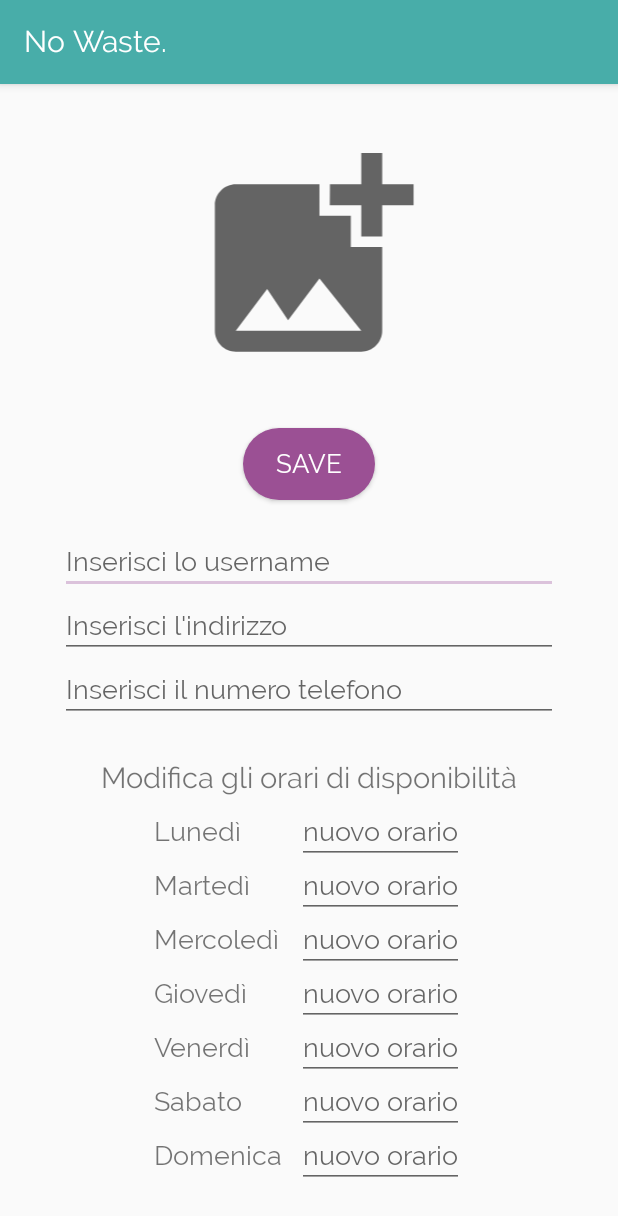
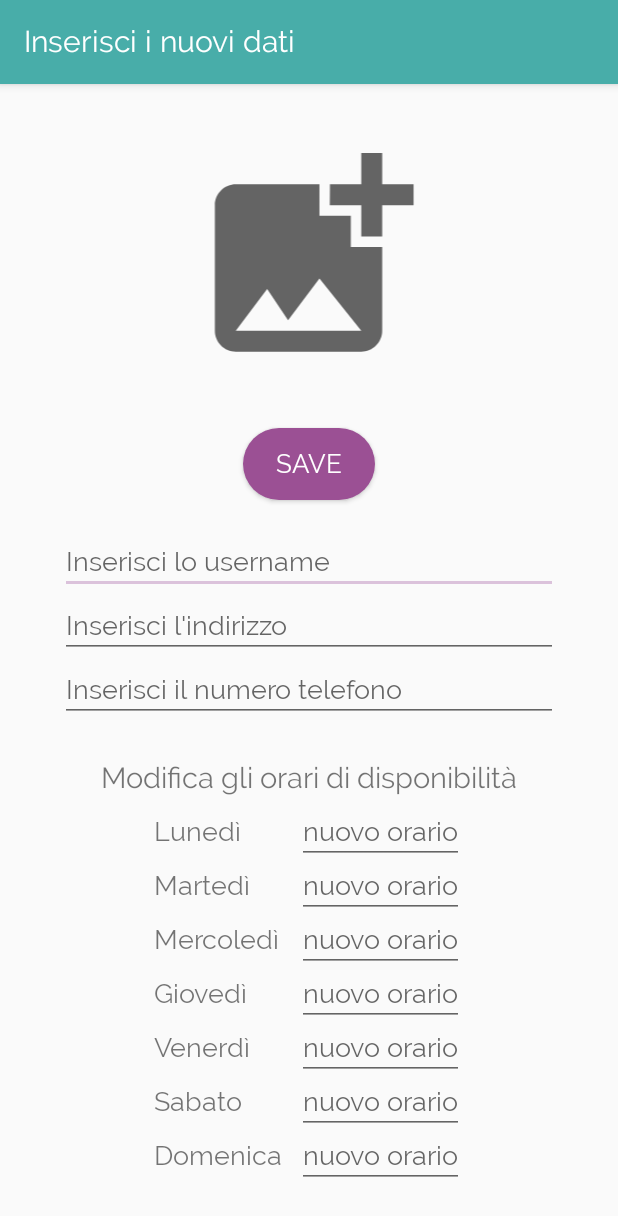
Before and after one commit to Turrett/Progetto_OOP, an Android app: the ModifyUserInfo screen opened directly, with no data from a screen before it, on a phone screen of 412 x 824 dp. Shown: the top 1216 px of the screen. Run offline under Robolectric (Android 15) with nearby library versions, the phone set to English and light mode, and no system bars; our stand-ins replace Firebase (no records; nobody signed in at launch, a user with empty details on screens opened directly); pictures from the network do not load.

Commit message:
la mia vita è super interessante che ho corretto i warinings delle stringhe yo bella lì

```diff
--- a/Android_OOP/app/src/main/java/com/example/progettooop/ui/advertisement/AddAdvFragment.java
+++ b/Android_OOP/app/src/main/java/com/example/progettooop/ui/advertisement/AddAdvFragment.java
@@ -2,18 +2,14 @@ package com.example.progettooop.ui.advertisement;
 
 import android.os.Bundle;
 import android.util.Log;
-import android.view.LayoutInflater;
 import android.view.View;
-import android.view.ViewGroup;
 import android.widget.Button;
 import android.widget.EditText;
 import android.widget.ProgressBar;
 import android.widget.Toast;
 import androidx.annotation.NonNull;
 import androidx.appcompat.app.AppCompatActivity;
-import androidx.fragment.app.Fragment;
 import androidx.lifecycle.ViewModelProvider;
-import androidx.navigation.NavController;
 import com.example.progettooop.R;
 import com.example.progettooop.ui.Objects.Product;
 import com.google.android.gms.tasks.OnFailureListener;
@@ -43,6 +39,7 @@ public class AddAdvFragment extends AppCompatActivity implements View.OnClickLis
         addadvViewModel = new ViewModelProvider(this).get(AddAdvViewModel.class);
         View root = getLayoutInflater().inflate(R.layout.fragment_addadv,null);
         setContentView(root);
+        setTitle("Inserimento nuovo articolo");
         name = root.findViewById(R.id.addv_name);
         quantity = root.findViewById(R.id.addv_qty);
         expiration = root.findViewById(R.id.addv_expiration);
--- a/Android_OOP/app/src/main/java/com/example/progettooop/ui/dashboard/ActiveAdvertisement.java
+++ b/Android_OOP/app/src/main/java/com/example/progettooop/ui/dashboard/ActiveAdvertisement.java
@@ -13,10 +13,8 @@ import androidx.recyclerview.widget.LinearLayoutManager;
 import androidx.recyclerview.widget.RecyclerView;
 import com.example.progettooop.R;
 import com.example.progettooop.ui.Objects.DashProduct;
-import com.example.progettooop.ui.SignUp;
 import com.example.progettooop.ui.advertisement.AddAdvFragment;
 import com.example.progettooop.ui.recycleViewAdapters.CardAdapter;
-import com.example.progettooop.ui.user.ModifyUserInfo;
 import com.google.android.gms.tasks.OnCompleteListener;
 import com.google.android.gms.tasks.OnFailureListener;
 import com.google.android.gms.tasks.Task;
--- a/Android_OOP/app/src/main/java/com/example/progettooop/ui/dashboard/DashboardFragment.java
+++ b/Android_OOP/app/src/main/java/com/example/progettooop/ui/dashboard/DashboardFragment.java
@@ -4,13 +4,11 @@ import android.os.Bundle;
 import android.view.LayoutInflater;
 import android.view.View;
 import android.view.ViewGroup;
-
 import androidx.annotation.NonNull;
 import androidx.annotation.Nullable;
 import androidx.fragment.app.Fragment;
 import androidx.lifecycle.ViewModelProvider;
 import androidx.viewpager2.widget.ViewPager2;
-
 import com.example.progettooop.R;
 import com.google.android.material.tabs.TabLayout;
 import com.google.android.material.tabs.TabLayoutMediator;
--- a/Android_OOP/app/src/main/java/com/example/progettooop/ui/dashboard/FavouriteAdvertisement.java
+++ b/Android_OOP/app/src/main/java/com/example/progettooop/ui/dashboard/FavouriteAdvertisement.java
@@ -5,13 +5,11 @@ import android.os.Bundle;
 import android.view.LayoutInflater;
 import android.view.View;
 import android.view.ViewGroup;
-
 import androidx.annotation.NonNull;
 import androidx.annotation.Nullable;
 import androidx.fragment.app.Fragment;
 import androidx.recyclerview.widget.LinearLayoutManager;
 import androidx.recyclerview.widget.RecyclerView;
-
 import com.example.progettooop.R;
 import com.example.progettooop.ui.Objects.Product;
 import com.example.progettooop.ui.recycleViewAdapters.MyAdapter;
@@ -23,7 +21,6 @@ import com.google.firebase.firestore.DocumentSnapshot;
 import com.google.firebase.firestore.FirebaseFirestore;
 import com.google.firebase.firestore.QueryDocumentSnapshot;
 import com.google.firebase.firestore.QuerySnapshot;
-
 import java.util.ArrayList;
 import java.util.Objects;
 
--- a/Android_OOP/app/src/main/java/com/example/progettooop/ui/dashboard/TabLayoutAdapter.java
+++ b/Android_OOP/app/src/main/java/com/example/progettooop/ui/dashboard/TabLayoutAdapter.java
@@ -1,7 +1,6 @@
 package com.example.progettooop.ui.dashboard;
 
 import android.os.Bundle;
-
 import androidx.fragment.app.Fragment;
 import androidx.viewpager2.adapter.FragmentStateAdapter;
 import androidx.annotation.NonNull;
--- a/Android_OOP/app/src/main/java/com/example/progettooop/ui/user/ModifyUserInfo.java
+++ b/Android_OOP/app/src/main/java/com/example/progettooop/ui/user/ModifyUserInfo.java
@@ -60,6 +60,7 @@ public class ModifyUserInfo extends AppCompatActivity implements View.OnClickLis
     protected void onCreate(Bundle savedInstanceState) {
         super.onCreate(savedInstanceState);
         setContentView(R.layout.activity_modify_user_information);
+        setTitle("Inserisci i nuovi dati");
         username = (EditText) findViewById(R.id.modify_username);
         address = (EditText) findViewById(R.id.modify_address);
         phone =  (EditText) findViewById(R.id.modify_phone);
--- a/Android_OOP/app/src/main/res/layout/activity_modify_user_information.xml
+++ b/Android_OOP/app/src/main/res/layout/activity_modify_user_information.xml
@@ -44,8 +44,7 @@
                 android:layout_gravity="center_horizontal"
                 android:layout_marginTop="30dp"
                 android:background="@drawable/buttons"
-
-                android:text="Save" />
+                android:text="@string/save_info" />
 
             <ProgressBar
                 android:id="@+id/User_progressbar"
@@ -64,10 +63,11 @@
                 android:layout_marginTop="20dp"
                 android:layout_marginEnd="40dp"
                 android:ems="10"
-                android:hint="Inserisci lo username"
+                android:hint="@string/inserisci_lo_username"
                 android:importantForAutofill="yes"
                 android:inputType="textPersonName"
-                android:textSize="18sp" />
+                android:textSize="18sp"
+                android:autofillHints="@string/inserisci_lo_username" />
 
             <EditText
                 android:id="@+id/modify_address"
@@ -75,7 +75,7 @@
                 android:layout_height="wrap_content"
                 android:ems="10"
                 android:layout_gravity="center_horizontal"
-                android:hint="Inserisci l'indirizzo"
+                android:hint="@string/inserisci_l_indirizzo"
                 android:autofillHints="Inserisci un nuovo indirizzo"
                 android:layout_marginStart="40dp"
                 android:layout_marginEnd="40dp"
@@ -89,7 +89,7 @@
                 android:layout_height="wrap_content"
                 android:ems="10"
                 android:layout_gravity="center_horizontal"
-                android:hint="Inserisci il numero telefono"
+                android:hint="@string/inserisci_il_numero_telefono"
                 android:importantForAutofill="no"
                 android:inputType="phone"
                 android:textSize="18sp"
@@ -104,7 +104,7 @@
                 android:layout_gravity="center_horizontal"
                 android:layout_marginTop="20dp"
                 android:paddingTop="5dp"
-                android:text="Modifica gli orari di disponibilità"
+                android:text="@string/modifica_gli_orari_di_disponibilit"
                 android:textSize="19sp" />
 
             <GridLayout
@@ -121,109 +121,121 @@
                     android:layout_width="wrap_content"
                     android:layout_height="wrap_content"
                     android:paddingTop="3dp"
-                    android:text="Lunedì"
+                    android:text="@string/lunedi"
                     android:textSize="18sp" />
 
                 <EditText
                     android:id="@+id/modify_monday"
                     android:layout_width="wrap_content"
                     android:layout_height="wrap_content"
-                    android:hint="nuovo orario"
+                    android:hint="@string/nuovo_orario"
                     android:paddingTop="3dp"
                     android:textSize="18sp"
-                    android:layout_marginStart="10dp"/>
+                    android:layout_marginStart="10dp"
+                    tools:ignore="TextFields"
+                    android:autofillHints="@string/nuovo_orario"/>
 
                 <TextView
                     android:id="@+id/modifytxtv3"
                     android:layout_width="wrap_content"
                     android:layout_height="wrap_content"
                     android:paddingTop="3dp"
-                    android:text="Martedì"
+                    android:text="@string/marted"
                     android:textSize="18sp" />
 
                 <EditText
                     android:id="@+id/modify_tuesday"
                     android:layout_width="wrap_content"
                     android:layout_height="wrap_content"
-                    android:hint="nuovo orario"
+                    android:hint="@string/nuovo_orario"
                     android:paddingTop="3dp"
                     android:textSize="18sp"
-                    android:layout_marginStart="10dp"/>
+                    android:layout_marginStart="10dp"
+                    tools:ignore="TextFields"
+                    android:autofillHints="@string/nuovo_orario"/>
 
                 <TextView
                     android:id="@+id/modifytxtv5"
                     android:layout_width="wrap_content"
                     android:layout_height="wrap_content"
                     android:paddingTop="3dp"
-                    android:text="Mercoledì"
+                    android:text="@string/mercoled"
                     android:textSize="18sp" />
 
                 <EditText
                     android:id="@+id/modify_wednesday"
                     android:layout_width="wrap_content"
                     android:layout_height="wrap_content"
-                    android:hint="nuovo orario"
+                    android:hint="@string/nuovo_orario"
                     android:paddingTop="3dp"
                     android:textSize="18sp"
-                    android:layout_marginStart="10dp"/>
+                    android:layout_marginStart="10dp"
+                    tools:ignore="TextFields"
+                    android:autofillHints="@string/nuovo_orario"/>
 
                 <TextView
                     android:id="@+id/modifytxtv7"
                     android:layout_width="wrap_content"
                     android:layout_height="wrap_content"
                     android:paddingTop="3dp"
-                    android:text="Giovedì"
+                    android:text="@string/gioved"
                     android:textSize="18sp" />
 
                 <EditText
                     android:id="@+id/modify_thursday"
                     android:layout_width="wrap_content"
                     android:layout_height="wrap_content"
-                    android:hint="nuovo orario"
+                    android:hint="@string/nuovo_orario"
                     android:paddingTop="3dp"
                     android:textSize="18sp"
-                    android:layout_marginStart="10dp"/>
+                    android:layout_marginStart="10dp"
+                    tools:ignore="TextFields"
+                    android:autofillHints="@string/nuovo_orario"/>
 
                 <TextView
                     android:id="@+id/modifytxtv9"
                     android:layout_width="wrap_content"
                     android:layout_height="wrap_content"
                     android:paddingTop="3dp"
-                    android:text="Venerdì"
+                    android:text="@string/venerd"
                     android:textSize="18sp" />
 
                 <EditText
                     android:id="@+id/modify_friday"
                     android:layout_width="wrap_content"
                     android:layout_height="wrap_content"
-                    android:hint="nuovo orario"
+                    android:hint="@string/nuovo_orario"
                     android:paddingTop="3dp"
                     android:textSize="18sp"
-                    android:layout_marginStart="10dp"/>
+                    android:layout_marginStart="10dp"
+                    tools:ignore="TextFields"
+                    android:autofillHints="@string/nuovo_orario" />
 
                 <TextView
                     android:id="@+id/modifytxtv11"
                     android:layout_width="wrap_content"
                     android:layout_height="wrap_content"
                     android:paddingTop="3dp"
-                    android:text="Sabato"
+                    android:text="@string/sabato"
                     android:textSize="18sp" />
 
                 <EditText
                     android:id="@+id/modify_saturday"
                     android:layout_width="wrap_content"
                     android:layout_height="wrap_content"
-                    android:hint="nuovo orario"
+                    android:hint="@string/nuovo_orario"
                     android:paddingTop="3dp"
                     android:textSize="18sp"
-                    android:layout_marginStart="10dp"/>
+                    android:layout_marginStart="10dp"
+                    android:autofillHints="@string/nuovo_orario"
+                    tools:ignore="TextFields" />
 
                 <TextView
                     android:id="@+id/modifytxtv13"
                     android:layout_width="wrap_content"
                     android:layout_height="wrap_content"
                     android:paddingTop="3dp"
-                    android:text="Domenica"
+                    android:text="@string/domenica"
                     android:textSize="18sp" />
 
                 <EditText
@@ -231,9 +243,11 @@
                     android:layout_width="wrap_content"
                     android:layout_height="wrap_content"
                     android:layout_marginStart="10dp"
-                    android:hint="nuovo orario"
+                    android:hint="@string/nuovo_orario"
                     android:paddingTop="3dp"
-                    android:textSize="18sp" />
+                    android:textSize="18sp"
+                    android:autofillHints="@string/nuovo_orario"
+                    tools:ignore="TextFields" />
             </GridLayout>
 
         </LinearLayout>
--- a/Android_OOP/app/src/main/res/layout/fragment_dashboard.xml
+++ b/Android_OOP/app/src/main/res/layout/fragment_dashboard.xml
@@ -1,7 +1,6 @@
 <?xml version="1.0" encoding="utf-8"?>
 <androidx.coordinatorlayout.widget.CoordinatorLayout
     xmlns:android="http://schemas.android.com/apk/res/android"
-    xmlns:app="http://schemas.android.com/apk/res-auto"
     xmlns:tools="http://schemas.android.com/tools"
     android:layout_width="match_parent"
     android:layout_height="match_parent"
--- a/Android_OOP/app/src/main/res/menu/bottom_nav_menu.xml
+++ b/Android_OOP/app/src/main/res/menu/bottom_nav_menu.xml
@@ -14,10 +14,10 @@
     <item
         android:id="@+id/navigation_search"
         android:icon="@drawable/ic_baseline_search_24"
-        android:title="Ricerca" />
+        android:title="@string/ricerca" />
 
     <item
         android:id="@+id/navigation_user"
         android:icon="@drawable/ic_baseline_person_24"
-        android:title="Utente" />
+        android:title="@string/utente" />
 </menu>
--- a/Android_OOP/app/src/main/res/values/strings.xml
+++ b/Android_OOP/app/src/main/res/values/strings.xml
@@ -24,5 +24,46 @@
     <string name="name">Name</string>
     <string name="compila_i_campi_per_inserire_un_nuovo_annuncio">Compila i campi per inserire un nuovo annuncio</string>
     <string name="save">Salva prodotto</string>
+    <string name="todo">TODO</string>
+    <string name="insert_account_mail">Insert account mail</string>
+    <string name="insert_e_mail_address">Insert e-mail address</string>
+    <string name="insert_account_password">insert account password</string>
+    <string name="insert_password">Insert password</string>
+    <string name="log_in">Log In</string>
+    <string name="sign_in">Sign in</string>
+    <string name="save_info">Save</string>
+    <string name="inserisci_lo_username">Inserisci lo username</string>
+    <string name="inserisci_l_indirizzo">Inserisci l\'indirizzo</string>
+    <string name="inserisci_il_numero_telefono">Inserisci il numero telefono</string>
+    <string name="modifica_gli_orari_di_disponibilit">Modifica gli orari di disponibilità</string>
+    <string name="lunedi">Lunedì</string>
+    <string name="nuovo_orario">nuovo orario</string>
+    <string name="marted">Martedì</string>
+    <string name="mercoled">Mercoledì</string>
+    <string name="gioved">Giovedì</string>
+    <string name="venerd">Venerdì</string>
+    <string name="sabato">Sabato</string>
+    <string name="domenica">Domenica</string>
+    <string name="insert_password_once_again">Insert password once again</string>
+    <string name="sign_up">Sign up</string>
+    <string name="inserisci_il_nome_del_prodotto">Inserisci il nome del prodotto</string>
+    <string name="inserisci_la_quantit_del_prodotto">Inserisci la quantità del prodotto</string>
+    <string name="inserisci_la_scadenza_del_prodotto">Inserisci la scadenza del prodotto</string>
+    <string name="benvenuto">Benvenuto,</string>
+    <string name="questi_sono_tutti_gli_annunci_disponibili_per_te">Questi sono tutti gli annunci disponibili per te!</string>
+    <string name="cerca_un_prodotto">Cerca un prodotto</string>
+    <string name="nome_utente">Nome utente</string>
+    <string name="email">email</string>
+    <string name="address">address</string>
+    <string name="telephone_number">telephone number</string>
+    <string name="orari_di_disponibilit">Orari di disponibilità</string>
+    <string name="luned">Lunedì</string>
+    <string name="prodotto">Prodotto:</string>
+    <string name="quantit">Quantità:</string>
+    <string name="scadenza">Scadenza:</string>
+    <string name="vai_all_utente">Vai all\'utente</string>
+    <string name="elimina">Elimina</string>
+    <string name="ricerca">Ricerca</string>
+    <string name="utente">Utente</string>
 
 </resources>
```
Also changed, not shown: Android_OOP/app/src/main/res/layout/activity_login.xml (+6 -7 lines), Android_OOP/app/src/main/res/layout/activity_sign_up.xml (+13 -11 lines), Android_OOP/app/src/main/res/layout/activity_view_user_data.xml (+5 -8 lines), Android_OOP/app/src/main/res/layout/fragment_addadv.xml (+7 -6 lines), Android_OOP/app/src/main/res/layout/fragment_home.xml (+4 -5 lines), Android_OOP/app/src/main/res/layout/fragment_search.xml (+6 -4 lines), Android_OOP/app/src/main/res/layout/fragment_user.xml (+13 -12 lines), Android_OOP/app/src/main/res/layout/home_card.xml (+14 -12 lines), Android_OOP/app/src/main/res/layout/product_card_dashboard.xml (+7 -7 lines), Android_OOP/app/src/main/res/navigation/mobile_navigation.xml (+2 -5 lines).
